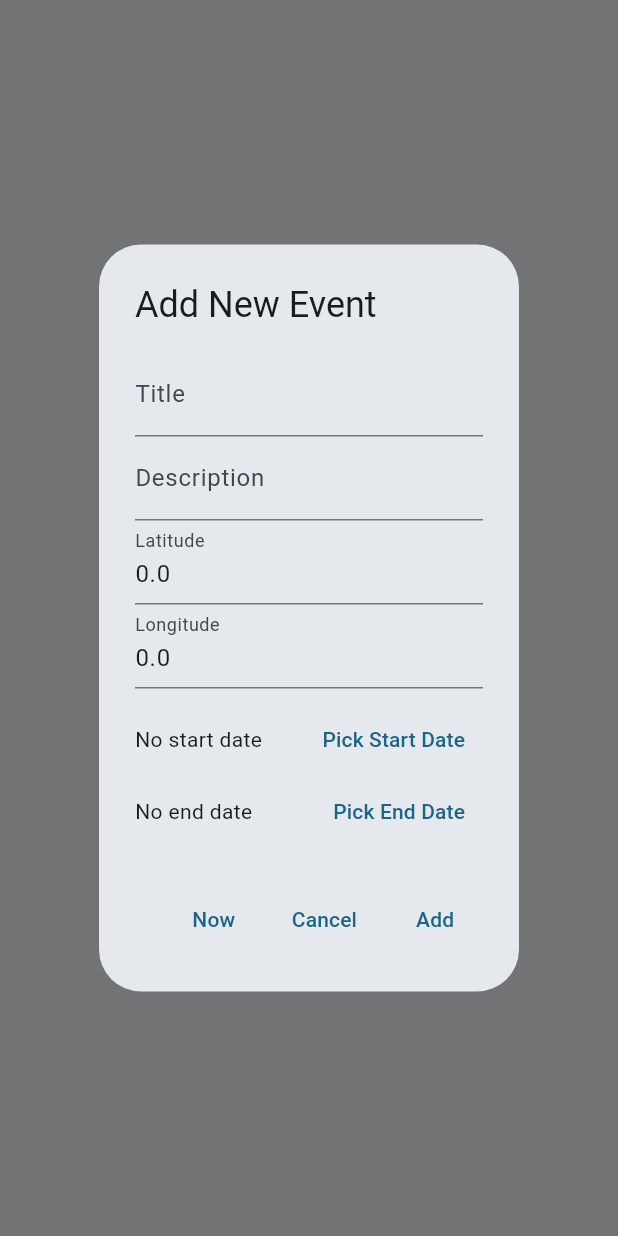
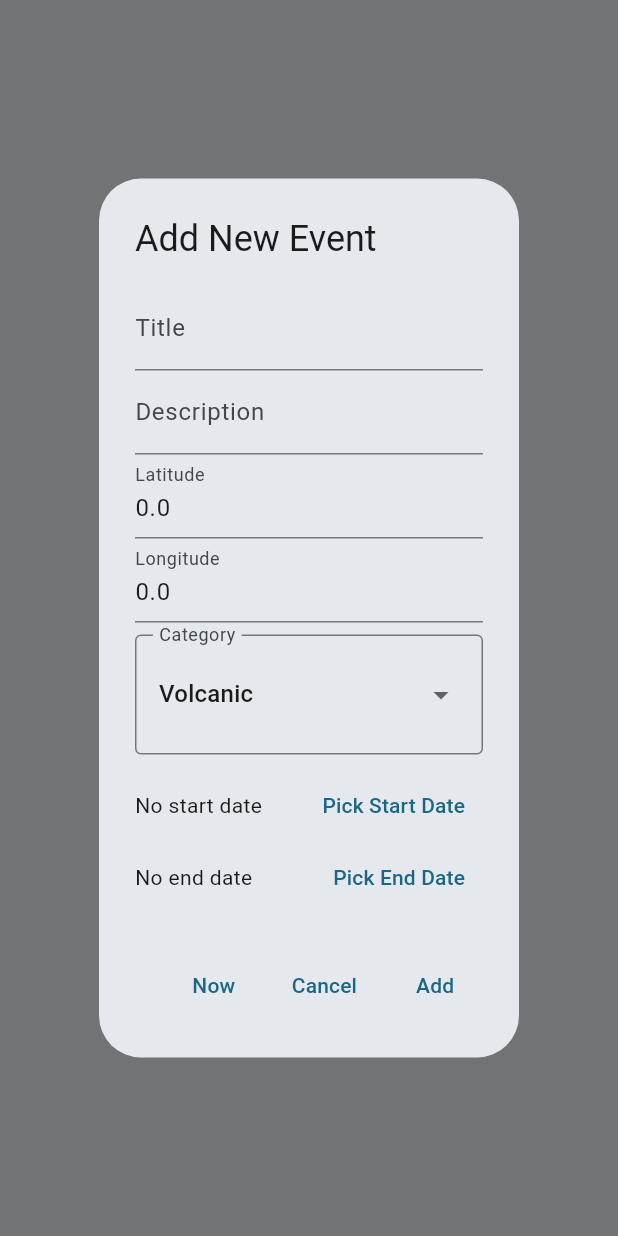
Before and after one commit to bryandevuono/INGV_APP, a Flutter app: what showAddEventDialog() shows on an empty page, opened directly with empty values, on a phone screen of 412 x 824 dp. Run offline on Flutter 3.47's test engine with Material 3 defaults, Android fonts, the phone set to English and light mode, and no system bars; our stand-ins replace file_picker, flutter_map, latlong2, open_file, sembast, sembast_web; missing offline and left inert: flutter_map_marker_cluster, legacy_gantt_chart, media_kit, media_kit_video, pdfrx.

Commit message:
Migrate events to Sembast DB and update UI
Introduce a Sembast-backed persistence layer and wire it into the app. Added AppDatabase (with IO/web factories) and EventServiceSembast implementing IEventService; replaced the old JSON service in main.dart. Removed the bundled assets/data/events.json and its asset entry from pubspec.yaml. Updated pubspec.yaml to include sembast/sembast_web and bumped several dependencies. UI/VM changes: deduplicate category lists in map and timeline view models, improve category filtering, add category dropdown and validation to add-event dialogs, add context.mounted checks, and integrate event selection/details into the timeline (selection UI, detail panel, and detail view model wiring). Also added drift_next_steps.md with notes for a future Drift migration.

```diff
--- /dev/null
+++ b/ingv_app/lib/data/database/app_database.dart
@@ -0,0 +1,17 @@
+import 'package:sembast/sembast.dart';
+
+import 'app_database_factory_io.dart'
+    if (dart.library.html) 'app_database_factory_web.dart'
+    as database_factory;
+
+class AppDatabase {
+  static final AppDatabase _instance = AppDatabase._internal();
+  factory AppDatabase() => _instance;
+  AppDatabase._internal();
+
+  Future<Database>? _databaseFuture;
+
+  Future<Database> get database {
+    return _databaseFuture ??= database_factory.openAppDatabase();
+  }
+}
--- /dev/null
+++ b/ingv_app/lib/data/database/app_database_factory_web.dart
@@ -0,0 +1,5 @@
+import 'package:sembast_web/sembast_web.dart';
+
+Future<Database> openAppDatabase() {
+  return databaseFactoryWeb.openDatabase('ingv_app.db');
+}
--- a/ingv_app/lib/ui/map/view_models/map_view_model.dart
+++ b/ingv_app/lib/ui/map/view_models/map_view_model.dart
@@ -20,7 +20,12 @@ class MapScreenViewModel extends ChangeNotifier {
 
   Future<void> fetchEvents() async {
     final fetchedCategories = await _eventRepository.getEventCategories();
-    categories = ['All', ...fetchedCategories];
+    categories = ['All'];
+    for (final category in fetchedCategories) {
+      if (category != 'All' && !categories.contains(category)) {
+        categories.add(category);
+      }
+    }
     await applyFilters();
   }
 
--- a/ingv_app/lib/ui/map/view_models/timeline_view_model.dart
+++ b/ingv_app/lib/ui/map/view_models/timeline_view_model.dart
@@ -36,7 +36,12 @@ class TimelineViewModel extends ChangeNotifier {
 
   Future<void> fetchEvents() async {
     final fetchedCategories = await _eventRepository.getEventCategories();
-    categories = ['All', ...fetchedCategories];
+    categories = ['All'];
+    for (final category in fetchedCategories) {
+      if (category != 'All' && !categories.contains(category)) {
+        categories.add(category);
+      }
+    }
     await applyFilters();
   }
 
@@ -67,7 +72,6 @@ class TimelineViewModel extends ChangeNotifier {
         .where((cat) => sourceCategories.contains(cat))
         .toList();
   }
-
 
   void reorderCategories(int oldIndex, int newIndex) {
     if (oldIndex < newIndex) {
--- a/ingv_app/lib/ui/timeline/event_dialog.dart
+++ b/ingv_app/lib/ui/timeline/event_dialog.dart
@@ -1,11 +1,27 @@
 import 'package:flutter/material.dart';
 import 'package:ingv_app/data/models/event_model.dart';
+import 'package:ingv_app/ui/map/view_models/timeline_view_model.dart';
 
-void showAddEventDialog(context, _viewModel) {
+void showAddEventDialog(BuildContext context, TimelineViewModel viewModel) {
   final titleController = TextEditingController();
   final descriptionController = TextEditingController();
   final latController = TextEditingController(text: '0.0');
   final longController = TextEditingController(text: '0.0');
+  final defaultCategories = <String>[
+    'Volcanic',
+    'Earthquake',
+    'Hydrological',
+    'Meteorological',
+    'Geological',
+    'Atmospheric',
+  ];
+  final categoryOptions = <String>[
+    ...viewModel.categories.where((category) => category != 'All'),
+  ];
+  if (categoryOptions.isEmpty) {
+    categoryOptions.addAll(defaultCategories);
+  }
+  String selectedCategory = categoryOptions.first;
   DateTime? startDate;
   TimeOfDay? startTime;
   DateTime? endDate;
@@ -29,9 +45,7 @@ void showAddEventDialog(context, _viewModel) {
                   ),
                   TextField(
                     controller: descriptionController,
-                      decoration: const InputDecoration(
-                        labelText: 'Description',
-                      ),
+                    decoration: const InputDecoration(labelText: 'Description'),
                   ),
                   TextField(
                     controller: latController,
@@ -46,6 +60,34 @@ void showAddEventDialog(context, _viewModel) {
                       decimal: true,
                     ),
                     decoration: const InputDecoration(labelText: 'Longitude'),
+                  ),
+                  const SizedBox(height: 8),
+                  InputDecorator(
+                    decoration: const InputDecoration(
+                      labelText: 'Category',
+                      border: OutlineInputBorder(),
+                    ),
+                    child: DropdownButtonHideUnderline(
+                      child: DropdownButton<String>(
+                        value: selectedCategory,
+                        isExpanded: true,
+                        items: categoryOptions
+                            .map(
+                              (category) => DropdownMenuItem<String>(
+                                value: category,
+                                child: Text(category),
+                              ),
+                            )
+                            .toList(),
+                        onChanged: (value) {
+                          if (value != null) {
+                            setState(() {
+                              selectedCategory = value;
+                            });
+                          }
+                        },
+                      ),
+                    ),
                   ),
                   const SizedBox(height: 10),
                   Row(
@@ -66,6 +108,9 @@ void showAddEventDialog(context, _viewModel) {
                             lastDate: DateTime(2100),
                           );
                           if (date != null) {
+                            if (!context.mounted) {
+                              return;
+                            }
                             final time = await showTimePicker(
                               context: context,
                               initialTime: startTime ?? TimeOfDay.now(),
@@ -95,12 +140,14 @@ void showAddEventDialog(context, _viewModel) {
                         onPressed: () async {
                           final date = await showDatePicker(
                             context: context,
-                              initialDate:
-                                  endDate ?? startDate ?? DateTime.now(),
+                            initialDate: endDate ?? startDate ?? DateTime.now(),
                             firstDate: startDate ?? DateTime(2000),
                             lastDate: DateTime(2100),
                           );
                           if (date != null) {
+                            if (!context.mounted) {
+                              return;
+                            }
                             final time = await showTimePicker(
                               context: context,
                               initialTime: endTime ?? TimeOfDay.now(),
@@ -159,9 +206,7 @@ void showAddEventDialog(context, _viewModel) {
                       if (finalEndDate.isBefore(finalStartDate)) {
                         ScaffoldMessenger.of(context).showSnackBar(
                           const SnackBar(
-                              content: Text(
-                                'End date must be after Start date',
-                              ),
+                            content: Text('End date must be after Start date'),
                           ),
                         );
                         return;
@@ -170,9 +215,7 @@ void showAddEventDialog(context, _viewModel) {
 
                     final newEvent = EventModel(
                       eventId: DateTime.now().millisecondsSinceEpoch ~/ 1000,
-                        category: _viewModel.categories.isNotEmpty
-                            ? _viewModel.categories.first
-                            : 'Volcanic',
+                      category: selectedCategory,
                       startDt: finalStartDate,
                       endDt: finalEndDate,
                       author: 'User',
@@ -182,7 +225,7 @@ void showAddEventDialog(context, _viewModel) {
                       tag: '',
                       description: descriptionController.text,
                     );
-                      _viewModel.addEvent(newEvent);
+                    viewModel.addEvent(newEvent);
                     Navigator.of(context).pop();
                   } else {
                     ScaffoldMessenger.of(context).showSnackBar(
```
Also changed, not shown: ingv_app/assets/data/events.json (deleted, +0 -38 lines), ingv_app/lib/data/database/app_database_factory_io.dart (added, +9 -0 lines), ingv_app/lib/data/services/event_service_sembast.dart (added, +133 -0 lines), ingv_app/lib/main.dart (+11 -4 lines), ingv_app/lib/ui/timeline/add_event_dialog.dart (+53 -5 lines), ingv_app/lib/ui/timeline/timeline.dart (+74 -13 lines), ingv_app/pubspec.yaml (+10 -10 lines), ingv_app/pubspec.lock, 1 other file. Lines whose indentation alone changed are shown as unchanged.
